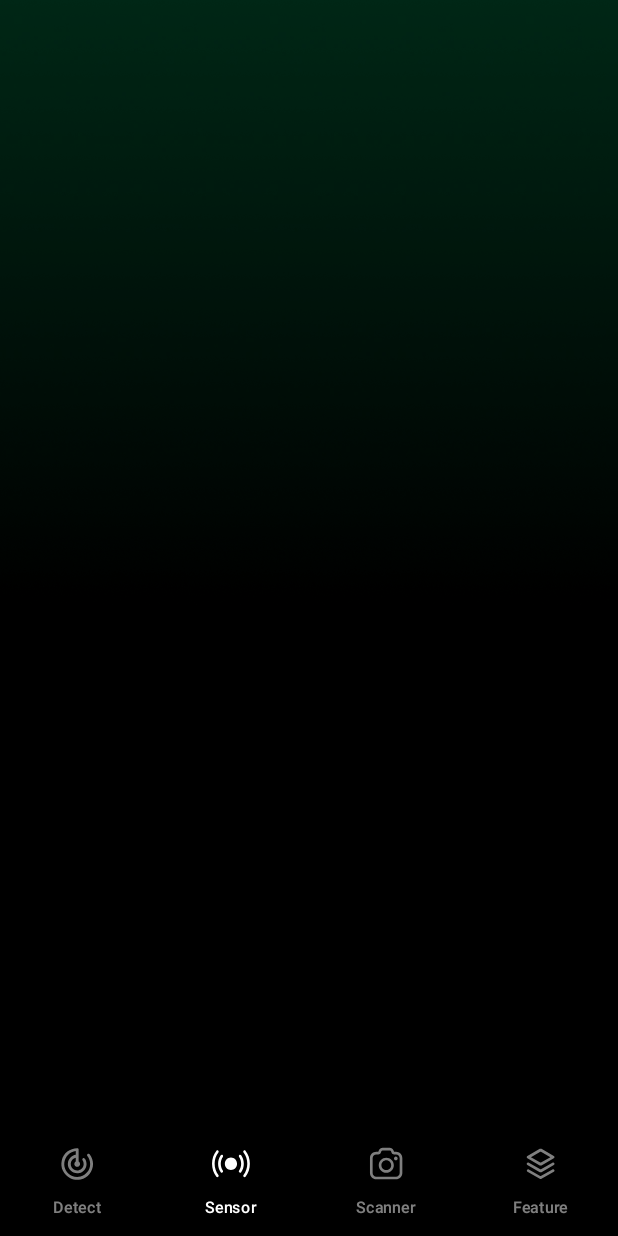
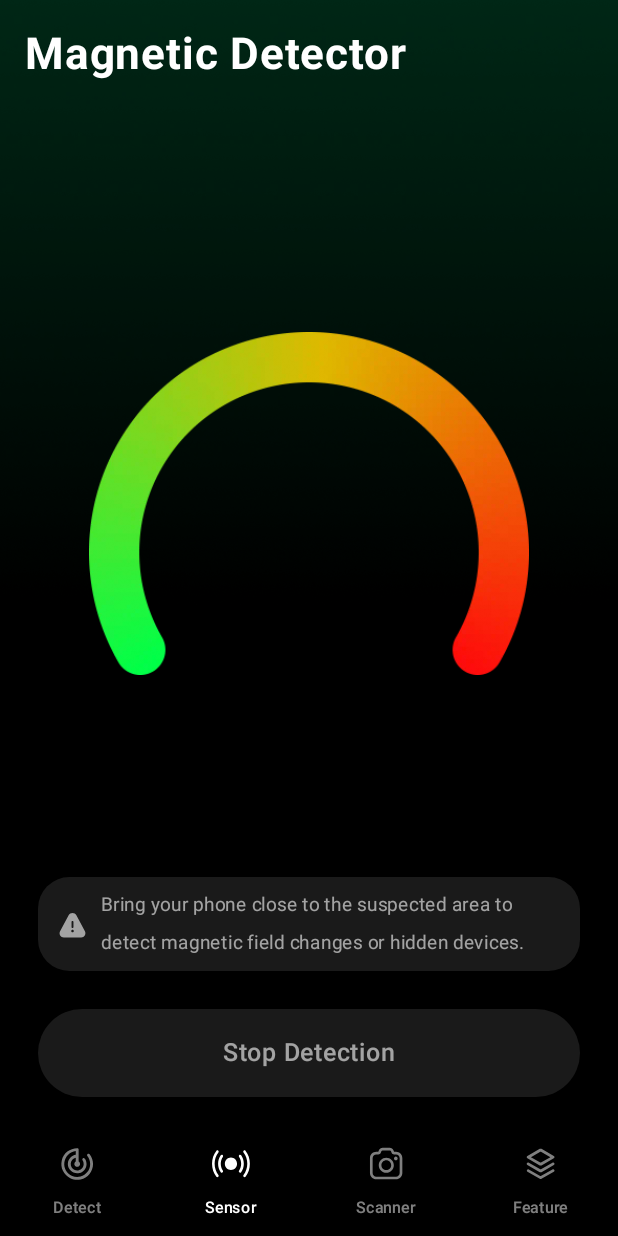
Before and after one commit to driverSkr/CameraDetection, an Android app built with Jetpack Compose: the composable MainPage shown on its own in the app's theme, after a tap on "Sensor", on a phone screen of 412 x 824 dp. Run offline under Robolectric (Android 15) with nearby library versions, the light colour scheme and no system bars.

Commit message:
UI编写前两个功能页

```diff
--- a/app/src/main/AndroidManifest.xml
+++ b/app/src/main/AndroidManifest.xml
@@ -11,11 +11,9 @@
         android:roundIcon="@mipmap/ic_launcher_round"
         android:supportsRtl="true"
         android:theme="@style/Theme.CameraDetection">
+
         <activity
             android:name=".ui.main.MainActivity"
-            android:exported="false" />
-        <activity
-            android:name=".ui.guide.GuideActivity"
             android:exported="true">
             <intent-filter>
                 <action android:name="android.intent.action.MAIN" />
--- a/app/src/main/java/com/ethan/cameradetection/ui/guide/GuideActivity.kt
+++ /dev/null
@@ -1,30 +0,0 @@
-package com.ethan.cameradetection.ui.guide
-
-import android.os.Bundle
-import androidx.compose.foundation.layout.fillMaxSize
-import androidx.compose.material3.Surface
-import androidx.compose.runtime.CompositionLocalProvider
-import androidx.compose.ui.Modifier
-import com.ethan.cameradetection.base.BaseActivityVBind
-import com.ethan.cameradetection.databinding.LayoutComposeContainerBinding
-import com.ethan.cameradetection.theme.ComposeProjectTheme
-import com.ethan.cameradetection.theme.Transparent
-import com.ethan.cameradetection.ui.guide.page.GuidePage
-
-class GuideActivity : BaseActivityVBind<LayoutComposeContainerBinding>() {
-
-    override fun onCreate(savedInstanceState: Bundle?) {
-        super.onCreate(savedInstanceState)
-        binding.composeView.apply {
-            setContent {
-                CompositionLocalProvider {
-                    ComposeProjectTheme {
-                        Surface(modifier = Modifier.Companion.fillMaxSize(), color = Transparent) {
-                            GuidePage()
-                        }
-                    }
-                }
-            }
-        }
-    }
-}
--- a/app/src/main/java/com/ethan/cameradetection/ui/guide/page/GuidePage.kt
+++ b/app/src/main/java/com/ethan/cameradetection/ui/guide/page/GuidePage.kt
@@ -29,8 +29,7 @@ import androidx.compose.ui.unit.sp
 import com.ethan.cameradetection.R
 import com.ethan.cameradetection.theme.Black
 import com.ethan.cameradetection.ui.guide.view.GuideBannerView
-import com.ethan.cameradetection.ui.main.MainActivity
-import com.ethan.cameradetection.utils.findBaseActivityVBind
+import com.ethan.cameradetection.ui.main.context.LocalMainContextEntity
 import kotlinx.coroutines.Dispatchers
 import kotlinx.coroutines.launch
 
@@ -38,6 +37,7 @@ import kotlinx.coroutines.launch
 @Preview
 fun GuidePage() {
     val context = LocalContext.current
+    val localMain = LocalMainContextEntity.current
     val scope = rememberCoroutineScope()
     val bannerInfo = listOf(
         Triple(R.mipmap.img_guide_1, "Scan for Hidden Cameras", "Find hidden cameras on your Wi-Fi network to protect your privacy."),
@@ -67,8 +67,7 @@ fun GuidePage() {
                             pagerState.animateScrollToPage(pagerState.currentPage + 1)
                         }
                     } else {
-                        MainActivity.launch(context)
-                        context.findBaseActivityVBind()?.finish()
+                        localMain.isOpenMainPage = true
                     }
                 }
             ) {
--- a/app/src/main/java/com/ethan/cameradetection/ui/main/MainActivity.kt
+++ b/app/src/main/java/com/ethan/cameradetection/ui/main/MainActivity.kt
@@ -1,6 +1,5 @@
 package com.ethan.cameradetection.ui.main
 
-import android.content.Context
 import android.os.Bundle
 import androidx.compose.foundation.layout.fillMaxSize
 import androidx.compose.material3.Surface
@@ -10,26 +9,28 @@ import com.ethan.cameradetection.base.BaseActivityVBind
 import com.ethan.cameradetection.databinding.LayoutComposeContainerBinding
 import com.ethan.cameradetection.theme.ComposeProjectTheme
 import com.ethan.cameradetection.theme.Transparent
+import com.ethan.cameradetection.ui.guide.page.GuidePage
+import com.ethan.cameradetection.ui.main.context.LocalMainContextEntity
+import com.ethan.cameradetection.ui.main.context.MainContextEntity
 import com.ethan.cameradetection.ui.main.page.MainPage
-import com.skydoves.bundler.intentOf
+import com.ethan.cameradetection.utils.DataHelper
 
 class MainActivity : BaseActivityVBind<LayoutComposeContainerBinding>() {
 
-    companion object {
-        fun launch(context: Context) {
-            context.intentOf<MainActivity> {
-                startActivity(context)
-            }
-        }
-    }
     override fun onCreate(savedInstanceState: Bundle?) {
         super.onCreate(savedInstanceState)
+        val isFirstOpen = DataHelper.isFirst(this, "open")
         binding.composeView.apply {
             setContent {
-                CompositionLocalProvider {
+                CompositionLocalProvider(LocalMainContextEntity provides MainContextEntity()) {
                     ComposeProjectTheme {
+                        val localMain = LocalMainContextEntity.current
                         Surface(modifier = Modifier.Companion.fillMaxSize(), color = Transparent) {
-                            MainPage()
+                            if (isFirstOpen && !localMain.isOpenMainPage) {
+                                GuidePage()
+                            } else {
+                                MainPage()
+                            }
                         }
                     }
                 }
--- /dev/null
+++ b/app/src/main/java/com/ethan/cameradetection/ui/main/context/MainContextEntity.kt
@@ -0,0 +1,12 @@
+package com.ethan.cameradetection.ui.main.context
+
+import androidx.compose.runtime.compositionLocalOf
+import androidx.compose.runtime.getValue
+import androidx.compose.runtime.mutableStateOf
+import androidx.compose.runtime.setValue
+
+class MainContextEntity {
+    var isOpenMainPage by mutableStateOf(false)
+}
+
+val LocalMainContextEntity = compositionLocalOf { MainContextEntity() }
--- /dev/null
+++ b/app/src/main/java/com/ethan/cameradetection/ui/main/page/DetectPage.kt
@@ -0,0 +1,72 @@
+package com.ethan.cameradetection.ui.main.page
+
+import androidx.compose.foundation.Image
+import androidx.compose.foundation.background
+import androidx.compose.foundation.layout.Box
+import androidx.compose.foundation.layout.Column
+import androidx.compose.foundation.layout.Spacer
+import androidx.compose.foundation.layout.fillMaxSize
+import androidx.compose.foundation.layout.fillMaxWidth
+import androidx.compose.foundation.layout.height
+import androidx.compose.foundation.layout.padding
+import androidx.compose.foundation.layout.size
+import androidx.compose.foundation.layout.statusBarsPadding
+import androidx.compose.foundation.shape.RoundedCornerShape
+import androidx.compose.material3.Text
+import androidx.compose.runtime.Composable
+import androidx.compose.ui.Alignment
+import androidx.compose.ui.Modifier
+import androidx.compose.ui.graphics.Color
+import androidx.compose.ui.layout.ContentScale
+import androidx.compose.ui.res.painterResource
+import androidx.compose.ui.text.font.FontWeight
+import androidx.compose.ui.unit.dp
+import androidx.compose.ui.unit.sp
+import com.ethan.cameradetection.R
+
+/**
+ * 检测页
+ */
+@Composable
+fun DetectPage() {
+    Box(modifier = Modifier.fillMaxSize().statusBarsPadding().padding(top = 18.dp)) {
+        Column(modifier = Modifier.fillMaxWidth().padding(horizontal = 16.dp)) {
+            Text("Wifi Scan", color = Color(0xFFFFFFFF), fontSize = 28.sp, fontWeight = FontWeight.W700)
+            Spacer(modifier = Modifier.height(8.dp))
+            Text("Connected WI-FI: “BlueStacks”", color = Color(0xFFFFFFFF).copy(0.6f), fontSize = 14.sp, fontWeight = FontWeight.W400)
+        }
+
+        Box(modifier = Modifier.size(313.dp).align(Alignment.Center)) {
+            Image(
+                painter = painterResource(R.mipmap.img_radar_bg),
+                contentScale = ContentScale.Crop,
+                modifier = Modifier.fillMaxSize(),
+                contentDescription = null
+            )
+            Text(
+                text = "Start",
+                color = Color(0xFFFFFFFF),
+                fontSize = 44.sp,
+                fontWeight = FontWeight.W700,
+                modifier = Modifier.align(Alignment.Center)
+            )
+        }
+
+        Box(modifier = Modifier
+            .padding(bottom = 24.dp)
+            .fillMaxWidth()
+            .height(56.dp)
+            .padding(horizontal = 24.dp)
+            .background(color = Color(0xFF00C46F), shape = RoundedCornerShape(999.dp))
+            .align(Alignment.BottomCenter)
+        ) {
+            Text(
+                text = "Start",
+                color = Color(0xFFFFFFFF),
+                fontSize = 16.sp,
+                fontWeight = FontWeight.W500,
+                modifier = Modifier.align(Alignment.Center)
+            )
+        }
+    }
+}
--- /dev/null
+++ b/app/src/main/java/com/ethan/cameradetection/ui/main/page/FeaturePage.kt
@@ -0,0 +1,11 @@
+package com.ethan.cameradetection.ui.main.page
+
+import androidx.compose.runtime.Composable
+
+/**
+ * 功能页
+ */
+@Composable
+fun FeaturePage() {
+
+}
--- a/app/src/main/java/com/ethan/cameradetection/ui/main/page/MainPage.kt
+++ b/app/src/main/java/com/ethan/cameradetection/ui/main/page/MainPage.kt
@@ -14,6 +14,7 @@ import androidx.compose.foundation.layout.fillMaxWidth
 import androidx.compose.foundation.layout.height
 import androidx.compose.foundation.layout.navigationBarsPadding
 import androidx.compose.foundation.pager.HorizontalPager
+import androidx.compose.foundation.pager.PagerState
 import androidx.compose.foundation.pager.rememberPagerState
 import androidx.compose.material3.Text
 import androidx.compose.runtime.Composable
@@ -33,7 +34,6 @@ import kotlinx.coroutines.launch
 
 @Composable
 fun MainPage() {
-    val scope = rememberCoroutineScope()
     val pagerState = rememberPagerState { 4 }
 
     Box(modifier = Modifier.fillMaxSize().background(color = Color(0xFF000000))) {
@@ -45,9 +45,27 @@ fun MainPage() {
                 userScrollEnabled = false,
                 modifier = Modifier.fillMaxWidth().weight(1f)
             ) { page ->
+                when(page) {
+                    0 -> DetectPage()
+                    1 -> SensorPage()
+                    2 -> ScannerPage()
+                    3 -> FeaturePage()
+                }
+            }
 
+            NavigationBarView(
+                modifier = Modifier.navigationBarsPadding().fillMaxWidth().height(64.dp),
+                pagerState = pagerState
+            )
         }
-            Row(modifier = Modifier.navigationBarsPadding().fillMaxWidth().height(64.dp)) {
+    }
+}
+
+@Composable
+fun NavigationBarView(modifier: Modifier = Modifier, pagerState: PagerState) {
+    val scope = rememberCoroutineScope()
+
+    Row(modifier = modifier) {
         Column(
             modifier = Modifier.fillMaxHeight().weight(1f).then(
                 if (pagerState.currentPage == 0) Modifier.alpha(1f) else Modifier.alpha(0.5f)
@@ -110,5 +128,3 @@ fun MainPage() {
         }
     }
 }
-    }
-}
--- /dev/null
+++ b/app/src/main/java/com/ethan/cameradetection/ui/main/page/ScannerPage.kt
@@ -0,0 +1,11 @@
+package com.ethan.cameradetection.ui.main.page
+
+import androidx.compose.runtime.Composable
+
+/**
+ * 扫描仪页
+ */
+@Composable
+fun ScannerPage() {
+
+}
--- /dev/null
+++ b/app/src/main/java/com/ethan/cameradetection/ui/main/page/SensorPage.kt
@@ -0,0 +1,95 @@
+package com.ethan.cameradetection.ui.main.page
+
+import androidx.compose.foundation.Image
+import androidx.compose.foundation.background
+import androidx.compose.foundation.layout.Box
+import androidx.compose.foundation.layout.Column
+import androidx.compose.foundation.layout.Row
+import androidx.compose.foundation.layout.Spacer
+import androidx.compose.foundation.layout.fillMaxSize
+import androidx.compose.foundation.layout.fillMaxWidth
+import androidx.compose.foundation.layout.height
+import androidx.compose.foundation.layout.offset
+import androidx.compose.foundation.layout.padding
+import androidx.compose.foundation.layout.size
+import androidx.compose.foundation.layout.statusBarsPadding
+import androidx.compose.foundation.layout.width
+import androidx.compose.foundation.shape.RoundedCornerShape
+import androidx.compose.material3.Text
+import androidx.compose.runtime.Composable
+import androidx.compose.ui.Alignment
+import androidx.compose.ui.Modifier
+import androidx.compose.ui.graphics.Color
+import androidx.compose.ui.layout.ContentScale
+import androidx.compose.ui.res.painterResource
+import androidx.compose.ui.text.font.FontWeight
+import androidx.compose.ui.text.style.TextOverflow
+import androidx.compose.ui.unit.dp
+import androidx.compose.ui.unit.sp
+import com.ethan.cameradetection.R
+import com.ethan.cameradetection.theme.Cyan
+import com.ethan.cameradetection.theme.Red
+
+/**
+ * 传感器页
+ */
+@Composable
+fun SensorPage() {
+    Box(modifier = Modifier.fillMaxSize().statusBarsPadding().padding(top = 18.dp)) {
+        Text("Magnetic Detector", color = Color(0xFFFFFFFF), fontSize = 28.sp, fontWeight = FontWeight.W700, modifier = Modifier.fillMaxWidth().padding(horizontal = 16.dp))
+
+        Box(modifier = Modifier
+            .size(280.dp)
+            .align(Alignment.Center)
+            .offset(y = (-50).dp)
+        ) {
+            Image(
+                painter = painterResource(R.mipmap.img_circular_arc),
+                contentScale = ContentScale.Fit,
+                modifier = Modifier.fillMaxSize().align(Alignment.TopCenter),
+                contentDescription = null
+            )
+        }
+
+        Column(modifier = Modifier
+            .padding(bottom = 24.dp)
+            .fillMaxWidth()
+            .padding(horizontal = 24.dp)
+            .align(Alignment.BottomCenter)
+        ) {
+            Row(modifier = Modifier
+                .fillMaxWidth()
+                .height(60.dp)
+                .background(color = Color(0xFFFFFFFF).copy(0.1f), shape = RoundedCornerShape(20.dp))
+                .padding(horizontal = 12.dp),
+                verticalAlignment = Alignment.CenterVertically
+            ) {
+                Image(painter = painterResource(R.drawable.svg_icon_warning_gray), contentDescription = null)
+                Spacer(modifier = Modifier.width(8.dp))
+                Text(
+                    text = "Bring your phone close to the suspected area to detect magnetic field changes or hidden devices.",
+                    color = Color(0xFFFFFFFF).copy(0.6f),
+                    fontSize = 12.sp,
+                    fontWeight = FontWeight.W400,
+                    maxLines = 2,
+                    overflow = TextOverflow.Ellipsis
+                )
+            }
+            Spacer(modifier = Modifier.height(24.dp))
+            Box(modifier = Modifier
+                .fillMaxWidth()
+                .height(56.dp)
+                .background(color = Color(0xFFFFFFFF).copy(0.1f), shape = RoundedCornerShape(999.dp))
+                .padding(12.dp)
+            ) {
+                Text(
+                    text = "Stop Detection",
+                    color = Color(0xFFFFFFFF).copy(0.6f),
+                    fontSize = 16.sp,
+                    fontWeight = FontWeight.W500,
+                    modifier = Modifier.align(Alignment.Center)
+                )
+            }
+        }
+    }
+}
--- a/app/src/main/java/com/ethan/cameradetection/utils/DataHelper.kt
+++ b/app/src/main/java/com/ethan/cameradetection/utils/DataHelper.kt
@@ -1,10 +1,22 @@
 package com.ethan.cameradetection.utils
 
 import android.content.Context
+import androidx.core.content.edit
 
 object DataHelper {
     fun getLanguage(context: Context) : String? {
         val sharedPreferences = context.getSharedPreferences("sp_language", Context.MODE_PRIVATE)
         return sharedPreferences.getString("sp_language_data", null)
     }
+
+    fun isFirst(context: Context, key: String) : Boolean {
+        val sharedPreferences = context.getSharedPreferences("sp_first_$key", Context.MODE_PRIVATE)
+        val result = sharedPreferences.getBoolean("key", true)
+        if (result) {
+            sharedPreferences.edit {
+                putBoolean("key", false)
+            }
+        }
+        return result
+    }
 }
--- /dev/null
+++ b/app/src/main/res/drawable/svg_icon_warning_gray.xml
@@ -0,0 +1,11 @@
+<vector xmlns:android="http://schemas.android.com/apk/res/android"
+    android:width="20dp"
+    android:height="20dp"
+    android:viewportWidth="20"
+    android:viewportHeight="20">
+  <path
+      android:pathData="M18.006,14.293L12.5,3.997C11.433,2.002 8.567,2.002 7.5,3.997L1.994,14.293C1.016,16.124 2.344,18.333 4.423,18.333H15.576C17.655,18.333 18.984,16.123 18.006,14.293ZM9.375,8.333C9.375,7.988 9.655,7.708 10,7.708C10.345,7.708 10.625,7.988 10.625,8.333V11.667C10.625,12.012 10.345,12.292 10,12.292C9.655,12.292 9.375,12.012 9.375,11.667V8.333ZM10.017,15C9.557,15 9.179,14.627 9.179,14.167C9.179,13.707 9.548,13.333 10.008,13.333H10.017C10.477,13.333 10.85,13.707 10.85,14.167C10.85,14.627 10.477,15 10.017,15Z"
+      android:strokeAlpha="0.6"
+      android:fillColor="#ffffff"
+      android:fillAlpha="0.6"/>
+</vector>
```
Also changed, not shown: app/src/main/res/mipmap-xxhdpi/img_circular_arc.webp (added), app/src/main/res/mipmap-xxhdpi/img_radar_bg.webp (added). Lines whose indentation alone changed are shown as unchanged.
